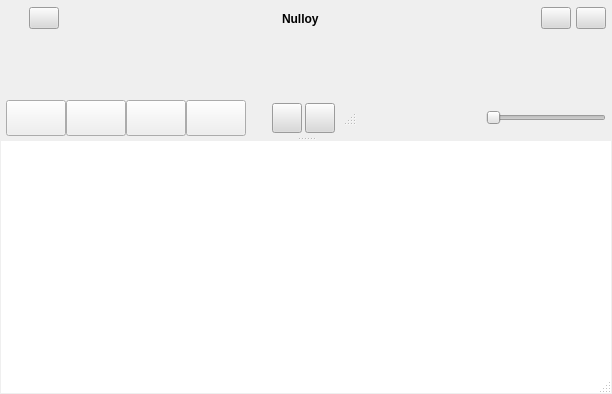
Old version of the form src/skins/metro/form.ui in the repository nulloy/nulloy.
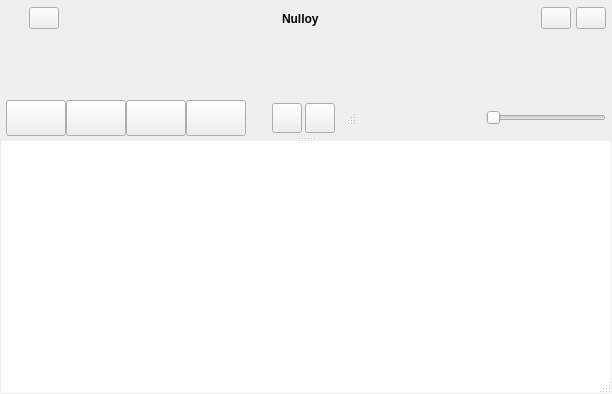
New version of the form. Icons and pictures are not drawn. Custom widgets are drawn as their Qt base class.

Commit message: dropped centralWidget

```diff
--- a/src/skins/metro/form.ui
+++ b/src/skins/metro/form.ui
@@ -27,7 +27,7 @@
 	border: 1px solid #5882CF;
 }
 
-#centralWidget, #splitter {
+#splitter {
 	background: #2D2D30;
 }
 #splitter::handle {
@@ -224,430 +224,6 @@
     <number>0</number>
    </property>
    <item>
-    <widget class="QWidget" name="centralWidget" native="true">
-     <property name="palette">
-      <palette>
-       <active>
-        <colorrole role="WindowText">
-         <brush brushstyle="SolidPattern">
-          <color alpha="255">
-           <red>0</red>
-           <green>0</green>
-           <blue>0</blue>
-          </color>
-         </brush>
-        </colorrole>
-        <colorrole role="Button">
-         <brush brushstyle="SolidPattern">
-          <color alpha="255">
-           <red>217</red>
-           <green>217</green>
-           <blue>217</blue>
-          </color>
-         </brush>
-        </colorrole>
-        <colorrole role="Light">
-         <brush brushstyle="SolidPattern">
-          <color alpha="255">
-           <red>255</red>
-           <green>255</green>
-           <blue>255</blue>
-          </color>
-         </brush>
-        </colorrole>
-        <colorrole role="Midlight">
-         <brush brushstyle="SolidPattern">
-          <color alpha="255">
-           <red>203</red>
-           <green>203</green>
-           <blue>203</blue>
-          </color>
-         </brush>
-        </colorrole>
-        <colorrole role="Dark">
-         <brush brushstyle="SolidPattern">
-          <color alpha="255">
-           <red>130</red>
-           <green>130</green>
-           <blue>130</blue>
-          </color>
-         </brush>
-        </colorrole>
-        <colorrole role="Mid">
-         <brush brushstyle="SolidPattern">
-          <color alpha="255">
-           <red>184</red>
-           <green>184</green>
-           <blue>184</blue>
-          </color>
-         </brush>
-        </colorrole>
-        <colorrole role="Text">
-         <brush brushstyle="SolidPattern">
-          <color alpha="255">
-           <red>0</red>
-           <green>0</green>
-           <blue>0</blue>
-          </color>
-         </brush>
-        </colorrole>
-        <colorrole role="BrightText">
-         <brush brushstyle="SolidPattern">
-          <color alpha="255">
-           <red>255</red>
-           <green>255</green>
-           <blue>255</blue>
-          </color>
-         </brush>
-        </colorrole>
-        <colorrole role="ButtonText">
-         <brush brushstyle="SolidPattern">
-          <color alpha="255">
-           <red>0</red>
-           <green>0</green>
-           <blue>0</blue>
-          </color>
-         </brush>
-        </colorrole>
-        <colorrole role="Base">
-         <brush brushstyle="SolidPattern">
-          <color alpha="255">
-           <red>255</red>
-           <green>255</green>
-           <blue>255</blue>
-          </color>
-         </brush>
-        </colorrole>
-        <colorrole role="Window">
-         <brush brushstyle="SolidPattern">
-          <color alpha="255">
-           <red>217</red>
-           <green>217</green>
-           <blue>217</blue>
-          </color>
-         </brush>
-        </colorrole>
-        <colorrole role="Shadow">
-         <brush brushstyle="SolidPattern">
-          <color alpha="255">
-           <red>167</red>
-           <green>167</green>
-           <blue>167</blue>
-          </color>
-         </brush>
-        </colorrole>
-        <colorrole role="Highlight">
-         <brush brushstyle="SolidPattern">
-          <color alpha="255">
-           <red>187</red>
-           <green>187</green>
-           <blue>187</blue>
-          </color>
-         </brush>
-        </colorrole>
-        <colorrole role="HighlightedText">
-         <brush brushstyle="SolidPattern">
-          <color alpha="255">
-           <red>0</red>
-           <green>0</green>
-           <blue>0</blue>
-          </color>
-         </brush>
-        </colorrole>
-        <colorrole role="AlternateBase">
-         <brush brushstyle="SolidPattern">
-          <color alpha="255">
-           <red>238</red>
-           <green>238</green>
-           <blue>238</blue>
-          </color>
-         </brush>
-        </colorrole>
-       </active>
-       <inactive>
-        <colorrole role="WindowText">
-         <brush brushstyle="SolidPattern">
-          <color alpha="255">
-           <red>0</red>
-           <green>0</green>
-           <blue>0</blue>
-          </color>
-         </brush>
-        </colorrole>
-        <colorrole role="Button">
-         <brush brushstyle="SolidPattern">
-          <color alpha="255">
-           <red>217</red>
-           <green>217</green>
-           <blue>217</blue>
-          </color>
-         </brush>
-        </colorrole>
-        <colorrole role="Light">
-         <brush brushstyle="SolidPattern">
-          <color alpha="255">
-           <red>0</red>
-           <green>0</green>
-           <blue>63</blue>
-          </color>
-         </brush>
-        </colorrole>
-        <colorrole role="Midlight">
-         <brush brushstyle="SolidPattern">
-          <color alpha="255">
-           <red>203</red>
-           <green>203</green>
-           <blue>203</blue>
-          </color>
-         </brush>
-        </colorrole>
-        <colorrole role="Dark">
-         <brush brushstyle="SolidPattern">
-          <color alpha="255">
-           <red>130</red>
-           <green>130</green>
-           <blue>130</blue>
-          </color>
-         </brush>
-        </colorrole>
-        <colorrole role="Mid">
-         <brush brushstyle="SolidPattern">
-          <color alpha="255">
-           <red>184</red>
-           <green>184</green>
-           <blue>184</blue>
-          </color>
-         </brush>
-        </colorrole>
-        <colorrole role="Text">
-         <brush brushstyle="SolidPattern">
-          <color alpha="255">
-           <red>0</red>
-           <green>0</green>
-           <blue>0</blue>
-          </color>
-         </brush>
-        </colorrole>
-        <colorrole role="BrightText">
-         <brush brushstyle="SolidPattern">
-          <color alpha="255">
-           <red>255</red>
-           <green>255</green>
-           <blue>255</blue>
-          </color>
-         </brush>
-        </colorrole>
-        <colorrole role="ButtonText">
-         <brush brushstyle="SolidPattern">
-          <color alpha="255">
-           <red>0</red>
-           <green>0</green>
-           <blue>0</blue>
-          </color>
-         </brush>
-        </colorrole>
-        <colorrole role="Base">
-         <brush brushstyle="SolidPattern">
-          <color alpha="255">
-           <red>255</red>
-           <green>255</green>
-           <blue>255</blue>
-          </color>
-         </brush>
-        </colorrole>
-        <colorrole role="Window">
-         <brush brushstyle="SolidPattern">
-          <color alpha="255">
-           <red>217</red>
-           <green>217</green>
-           <blue>217</blue>
-          </color>
-         </brush>
-        </colorrole>
-        <colorrole role="Shadow">
-         <brush brushstyle="SolidPattern">
-          <color alpha="255">
-           <red>167</red>
-           <green>167</green>
-           <blue>167</blue>
-          </color>
-         </brush>
-        </colorrole>
-        <colorrole role="Highlight">
-         <brush brushstyle="SolidPattern">
-          <color alpha="255">
-           <red>187</red>
-           <green>187</green>
-           <blue>187</blue>
-          </color>
-         </brush>
-        </colorrole>
-        <colorrole role="HighlightedText">
-         <brush brushstyle="SolidPattern">
-          <color alpha="255">
-           <red>0</red>
-           <green>0</green>
-           <blue>51</blue>
-          </color>
-         </brush>
-        </colorrole>
-        <colorrole role="AlternateBase">
-         <brush brushstyle="SolidPattern">
-          <color alpha="255">
-           <red>238</red>
-           <green>238</green>
-           <blue>238</blue>
-          </color>
-         </brush>
-        </colorrole>
-       </inactive>
-       <disabled>
-        <colorrole role="WindowText">
-         <brush brushstyle="SolidPattern">
-          <color alpha="255">
-           <red>181</red>
-           <green>181</green>
-           <blue>181</blue>
-          </color>
-         </brush>
-        </colorrole>
-        <colorrole role="Button">
-         <brush brushstyle="SolidPattern">
-          <color alpha="255">
-           <red>217</red>
-           <green>217</green>
-           <blue>217</blue>
-          </color>
-         </brush>
-        </colorrole>
-        <colorrole role="Light">
-         <brush brushstyle="SolidPattern">
-          <color alpha="255">
-           <red>0</red>
-           <green>0</green>
-           <blue>63</blue>
-          </color>
-         </brush>
-        </colorrole>
-        <colorrole role="Midlight">
-         <brush brushstyle="SolidPattern">
-          <color alpha="255">
-           <red>203</red>
-           <green>203</green>
-           <blue>203</blue>
-          </color>
-         </brush>
-        </colorrole>
-        <colorrole role="Dark">
-         <brush brushstyle="SolidPattern">
-          <color alpha="255">
-           <red>130</red>
-           <green>130</green>
-           <blue>130</blue>
-          </color>
-         </brush>
-        </colorrole>
-        <colorrole role="Mid">
-         <brush brushstyle="SolidPattern">
-          <color alpha="255">
-           <red>184</red>
-           <green>184</green>
-           <blue>184</blue>
-          </color>
-         </brush>
-        </colorrole>
-        <colorrole role="Text">
-         <brush brushstyle="SolidPattern">
-          <color alpha="255">
-           <red>181</red>
-           <green>181</green>
-           <blue>181</blue>
-          </color>
-         </brush>
-        </colorrole>
-        <colorrole role="BrightText">
-         <brush brushstyle="SolidPattern">
-          <color alpha="255">
-           <red>255</red>
-           <green>255</green>
-           <blue>255</blue>
-          </color>
-         </brush>
-        </colorrole>
-        <colorrole role="ButtonText">
-         <brush brushstyle="SolidPattern">
-          <color alpha="255">
-           <red>181</red>
-           <green>181</green>
-           <blue>181</blue>
-          </color>
-         </brush>
-        </colorrole>
-        <colorrole role="Base">
-         <brush brushstyle="SolidPattern">
-          <color alpha="255">
-           <red>217</red>
-           <green>217</green>
-           <blue>217</blue>
-          </color>
-         </brush>
-        </colorrole>
-        <colorrole role="Window">
-         <brush brushstyle="SolidPattern">
-          <color alpha="255">
-           <red>217</red>
-           <green>217</green>
-           <blue>217</blue>
-          </color>
-         </brush>
-        </colorrole>
-        <colorrole role="Shadow">
-         <brush brushstyle="SolidPattern">
-          <color alpha="255">
-           <red>167</red>
-           <green>167</green>
-           <blue>167</blue>
-          </color>
-         </brush>
-        </colorrole>
-        <colorrole role="Highlight">
-         <brush brushstyle="SolidPattern">
-          <color alpha="255">
-           <red>187</red>
-           <green>187</green>
-           <blue>187</blue>
-          </color>
-         </brush>
-        </colorrole>
-        <colorrole role="HighlightedText">
-         <brush brushstyle="SolidPattern">
-          <color alpha="255">
-           <red>51</red>
-           <green>51</green>
-           <blue>51</blue>
-          </color>
-         </brush>
-        </colorrole>
-        <colorrole role="AlternateBase">
-         <brush brushstyle="SolidPattern">
-          <color alpha="255">
-           <red>238</red>
-           <green>238</green>
-           <blue>238</blue>
-          </color>
-         </brush>
-        </colorrole>
-       </disabled>
-      </palette>
-     </property>
-     <layout class="QVBoxLayout" name="verticalLayout_5">
-      <property name="spacing">
-       <number>0</number>
-      </property>
-      <property name="margin">
-       <number>0</number>
-      </property>
-      <item>
        <widget class="QWidget" name="borderWidget" native="true">
         <property name="focusPolicy">
          <enum>Qt::ClickFocus</enum>
@@ -1343,9 +919,6 @@
              <enum>QAbstractItemView::ExtendedSelection</enum>
             </property>
            </widget>
-          </widget>
-         </item>
-        </layout>
        </widget>
       </item>
      </layout>
```
Lines whose indentation alone changed are shown as unchanged. The commit also changes 5 other files.
